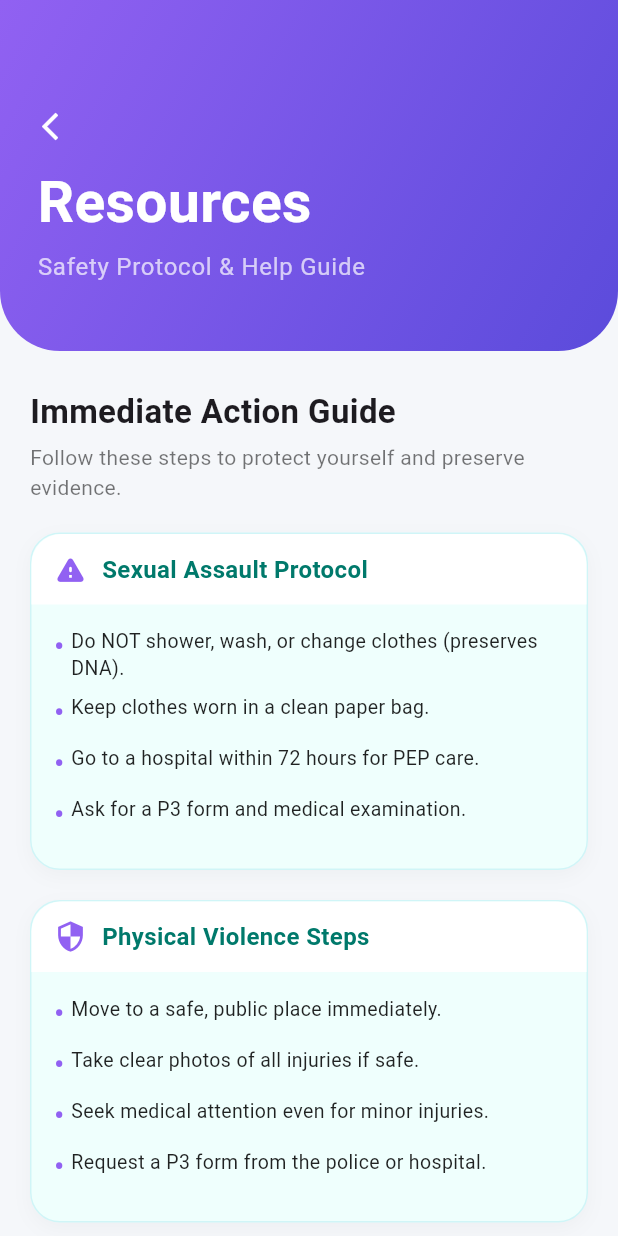
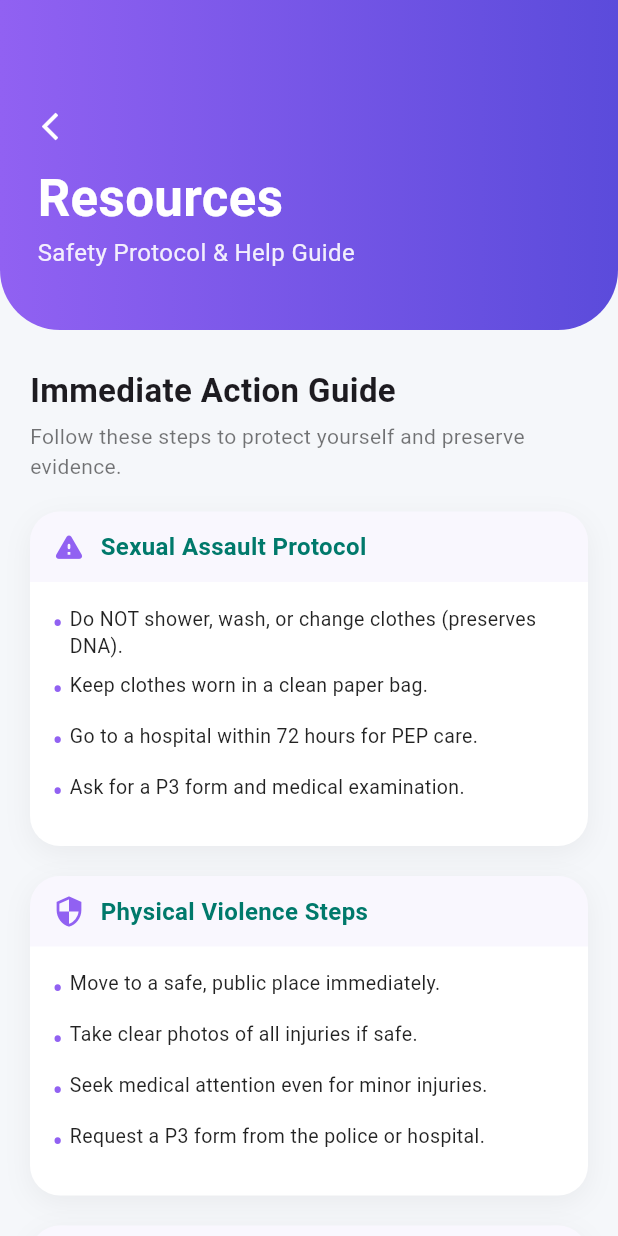
Before and after one commit to BeatriceNzilani/resqw_mobileapp, a Flutter app: the ResourcesScreen screen opened directly, on a phone screen of 412 x 824 dp. Run offline on Flutter 3.47's test engine with Material 3 defaults, Android fonts, the phone set to English and light mode, and no system bars; our stand-ins replace file_picker, image_picker, supabase_flutter; accounts and stored records are empty.

```diff
--- a/lib/screens/resources_screen.dart
+++ b/lib/screens/resources_screen.dart
@@ -1,7 +1,11 @@
 import 'package:flutter/material.dart';
 
 class ResourcesScreen extends StatelessWidget {
-  const ResourcesScreen({super.key});
+  // 1. Define the onBack callback
+  final VoidCallback? onBack;
+
+  // 2. Add onBack to the constructor
+  const ResourcesScreen({super.key, this.onBack});
 
   final Color primaryPurple = const Color(0xFF9161F2);
   final Color darkPurple = const Color(0xFF5B4BDB);
@@ -11,12 +15,10 @@ class ResourcesScreen extends StatelessWidget {
   Widget build(BuildContext context) {
     return Scaffold(
       backgroundColor: const Color(0xFFF5F7FA),
-      // We don't need a bottomNavigationBar here because MainNavigation handles it
       body: Column(
         children: [
-          // This header matches your HomeScreen perfectly
-          _buildGradientHeader(context),
-
+          // 3. The header now uses the context and local methods
+          _buildConsistentHeader(context, "Resources", "Safety Protocol & Help Guide"),
           Expanded(
             child: SingleChildScrollView(
               padding: const EdgeInsets.symmetric(horizontal: 20, vertical: 25),
@@ -33,49 +35,29 @@ class ResourcesScreen extends StatelessWidget {
                     style: TextStyle(fontSize: 14, color: Colors.black54),
                   ),
                   const SizedBox(height: 20),
-
-                  _buildProtocolCard(
-                    "Sexual Assault Protocol",
-                    [
+                  _buildProtocolCard("Sexual Assault Protocol", [
                     "Do NOT shower, wash, or change clothes (preserves DNA).",
                     "Keep clothes worn in a clean paper bag.",
                     "Go to a hospital within 72 hours for PEP care.",
                     "Ask for a P3 form and medical examination.",
-                    ],
-                    Icons.warning_rounded,
-                  ),
-
-                  _buildProtocolCard(
-                    "Physical Violence Steps",
-                    [
+                  ], Icons.warning_rounded),
+                  _buildProtocolCard("Physical Violence Steps", [
                     "Move to a safe, public place immediately.",
                     "Take clear photos of all injuries if safe.",
                     "Seek medical attention even for minor injuries.",
                     "Request a P3 form from the police or hospital.",
-                    ],
-                    Icons.security,
-                  ),
-
-                  _buildProtocolCard(
-                    "Stalking & Harassment",
-                    [
+                  ], Icons.security),
+                  _buildProtocolCard("Stalking & Harassment", [
                     "Avoid isolated areas; stay in populated places.",
                     "Save all evidence (screenshots, recordings).",
                     "Inform trusted family or friends of your location.",
                     "Do not engage with the person harassing you.",
-                    ],
-                    Icons.visibility,
-                  ),
-
-                  _buildProtocolCard(
-                    "Emergency Contacts (Kenya)",
-                    [
+                  ], Icons.visibility),
+                  _buildProtocolCard("Emergency Contacts (Kenya)", [
                     "Call 1195: Free National GBV Helpline (24/7).",
                     "Call 999 or 112: Police Emergency.",
                     "Visit a GBV Recovery Centre (GBVRC).",
-                    ],
-                    Icons.phone_in_talk,
-                  ),
+                  ], Icons.phone_in_talk),
                   const SizedBox(height: 20),
                 ],
               ),
@@ -86,43 +68,42 @@ class ResourcesScreen extends StatelessWidget {
     );
   }
 
-  Widget _buildGradientHeader(BuildContext context) {
+  Widget _buildConsistentHeader(BuildContext context, String title, String subtitle) {
     return Container(
       width: double.infinity,
-      padding: const EdgeInsets.only(top: 60, left: 15, right: 25, bottom: 45),
+      padding: const EdgeInsets.only(top: 60, left: 15, right: 25, bottom: 40),
       decoration: BoxDecoration(
-        gradient: LinearGradient(
-          begin: Alignment.topLeft,
-          end: Alignment.bottomRight,
-          colors: [primaryPurple, darkPurple],
-        ),
+        gradient: LinearGradient(colors: [primaryPurple, darkPurple]),
         borderRadius: const BorderRadius.only(
-          bottomLeft: Radius.circular(40),
-          bottomRight: Radius.circular(40),
-        ),
+            bottomLeft: Radius.circular(40), bottomRight: Radius.circular(40)),
       ),
       child: Column(
         crossAxisAlignment: CrossAxisAlignment.start,
         children: [
-          // Added a back button so user can return to Home grid
           IconButton(
             icon: const Icon(Icons.arrow_back_ios, color: Colors.white, size: 22),
-            onPressed: () => Navigator.pop(context),
+            onPressed: () {
+              // 4. Handle navigation based on whether onBack is provided
+              if (onBack != null) {
+                onBack!();
+              } else {
+                Navigator.pop(context);
+              }
+            },
           ),
-          const Padding(
-            padding: EdgeInsets.only(left: 10),
+          Padding(
+            padding: const EdgeInsets.only(left: 10),
             child: Column(
               crossAxisAlignment: CrossAxisAlignment.start,
               children: [
-                Text(
-                  "Resources",
-                  style: TextStyle(fontSize: 38, fontWeight: FontWeight.bold, color: Colors.white),
-                ),
-                SizedBox(height: 4),
-                Text(
-                  "Safety Protocol & Help Guide",
-                  style: TextStyle(color: Colors.white70, fontSize: 16, letterSpacing: 0.5),
-                ),
+                Text(title,
+                    style: const TextStyle(
+                        fontSize: 34,
+                        fontWeight: FontWeight.bold,
+                        color: Colors.white)),
+                Text(subtitle,
+                    style: TextStyle(
+                        color: Colors.white.withOpacity(0.9), fontSize: 16)),
               ],
             ),
           ),
@@ -135,55 +116,60 @@ class ResourcesScreen extends StatelessWidget {
     return Container(
       margin: const EdgeInsets.only(bottom: 20),
       decoration: BoxDecoration(
-        color: const Color(0xFFEFFFFD),
+        color: Colors.white,
         borderRadius: BorderRadius.circular(20),
-        border: Border.all(color: const Color(0xFFB2EBF2).withOpacity(0.5)),
         boxShadow: [
-          BoxShadow(color: Colors.black.withOpacity(0.03), blurRadius: 10, offset: const Offset(0, 4)),
+          BoxShadow(
+              color: Colors.black.withOpacity(0.05),
+              blurRadius: 15,
+              offset: const Offset(0, 5))
         ],
       ),
       child: Column(
         children: [
           Container(
             padding: const EdgeInsets.symmetric(horizontal: 15, vertical: 12),
-            decoration: const BoxDecoration(
-              color: Colors.white,
-              borderRadius: BorderRadius.only(
-                topLeft: Radius.circular(20),
-                topRight: Radius.circular(20)
-              ),
+            decoration: BoxDecoration(
+              color: primaryPurple.withOpacity(0.05),
+              borderRadius: const BorderRadius.only(
+                  topLeft: Radius.circular(20), topRight: Radius.circular(20)),
             ),
             child: Row(
               children: [
                 Icon(icon, color: primaryPurple, size: 22),
                 const SizedBox(width: 10),
-                Expanded(
-                  child: Text(
-                    title,
-                    style: TextStyle(color: tealAccent, fontWeight: FontWeight.bold, fontSize: 16),
-                  ),
-                ),
+                Text(title,
+                    style: TextStyle(
+                        color: tealAccent,
+                        fontWeight: FontWeight.bold,
+                        fontSize: 16)),
               ],
             ),
           ),
           Padding(
             padding: const EdgeInsets.all(15),
             child: Column(
-              children: steps.map((step) => Padding(
+              children: steps
+                  .map((step) => Padding(
                         padding: const EdgeInsets.only(bottom: 8),
                         child: Row(
                           crossAxisAlignment: CrossAxisAlignment.start,
                           children: [
-                    Text("• ", style: TextStyle(fontWeight: FontWeight.bold, color: primaryPurple, fontSize: 18)),
+                            Text("• ",
+                                style: TextStyle(
+                                    fontWeight: FontWeight.bold,
+                                    color: primaryPurple,
+                                    fontSize: 18)),
                             Expanded(
-                      child: Text(
-                        step,
-                        style: const TextStyle(fontSize: 13, color: Colors.black87, height: 1.4),
-                      ),
-                    ),
+                                child: Text(step,
+                                    style: const TextStyle(
+                                        fontSize: 13,
+                                        color: Colors.black87,
+                                        height: 1.4))),
                           ],
                         ),
-              )).toList(),
+                      ))
+                  .toList(),
             ),
           ),
         ],
```
Also changed, not shown: lib/main.dart (+33 -8 lines), lib/screens/gbv_selection_screen.dart (+16 -4 lines), lib/screens/home_screen.dart (+48 -24 lines), lib/screens/login_screen.dart (+38 -31 lines), lib/screens/register_screen.dart (+19 -65 lines). Lines whose indentation alone changed are shown as unchanged.
